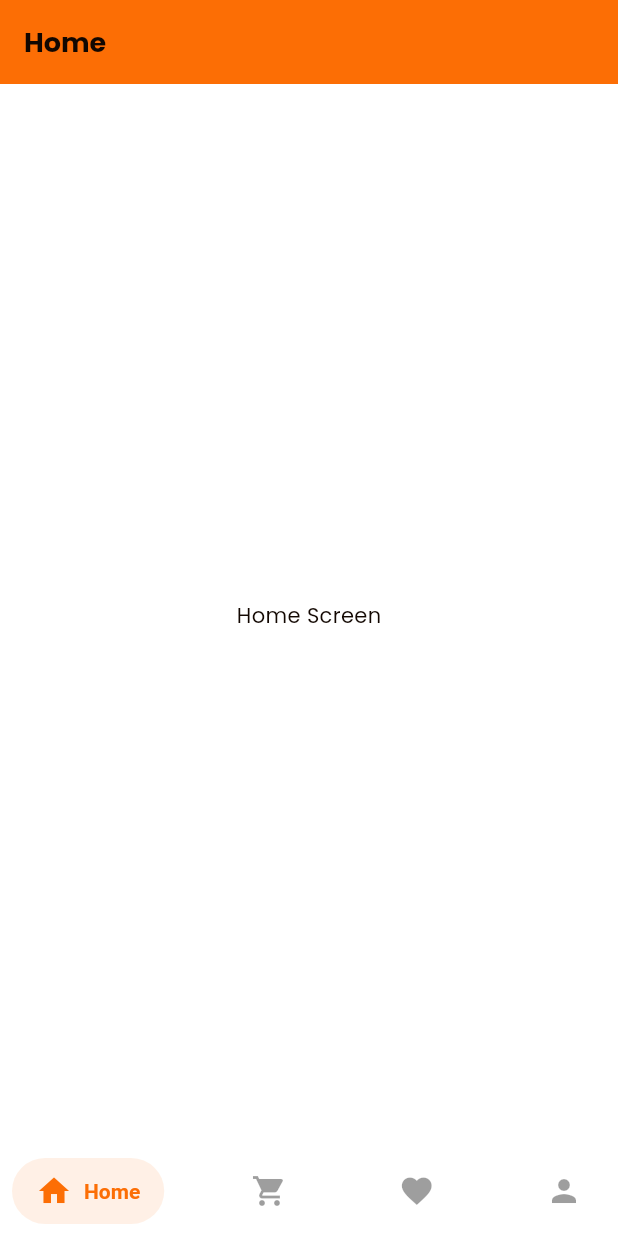
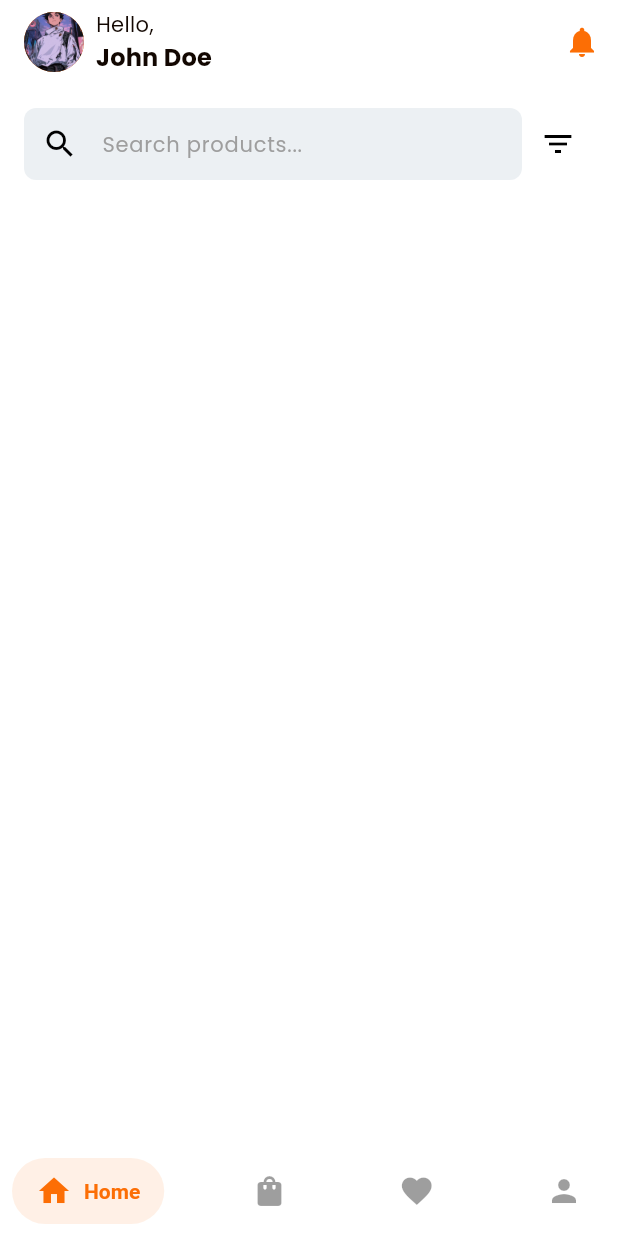
Before and after one commit to GitheTrunk/grocery, a Flutter app: the screen it shows after launch, on a phone screen of 412 x 824 dp. Run offline on Flutter 3.47's test engine with Material 3 defaults, Android fonts, the light colour scheme and no system bars; drawn by our look-alikes of salomon_bottom_bar; our stand-ins replace get, google_fonts.

Commit message:
add update NavBar and custom app_bar

```diff
--- a/lib/views/home_screen.dart
+++ b/lib/views/home_screen.dart
@@ -1,16 +1,52 @@
 import 'package:flutter/material.dart';
+import 'package:grocery/widgets/appbar/custom_appbar.dart';
+import 'package:grocery/widgets/appbar/search_bar.dart' as custom;
 
-class HomeScreen extends StatelessWidget {
+class HomeScreen extends StatefulWidget {
   const HomeScreen({super.key});
+
+  @override
+  State<HomeScreen> createState() => _HomeScreenState();
+}
+
+class _HomeScreenState extends State<HomeScreen> {
+  String _searchText = '';
+  bool _isFiltered = false;
+
+  void _onSearchChanged(String value) {
+    setState(() {
+      _searchText = value;
+    });
+  }
+
+  void _onFilterTap() {
+    setState(() {
+      _isFiltered = !_isFiltered;
+    });
+  }
 
   @override
   Widget build(BuildContext context) {
     return Scaffold(
-      appBar: AppBar(
-        title: const Text('Home'),
-        shadowColor: ThemeData().shadowColor,
+      body: CustomScrollView(
+        slivers: [
+          CustomAppBar(
+            onNotificationTap: () {
+              Navigator.pushNamed(context, '/notifications');
+            },
+          ),
+          SliverToBoxAdapter(
+            child: Padding(
+              padding: const EdgeInsets.all(16.0),
+              child: custom.SearchBar(
+                hintText: 'Search products...',
+                onSearchChanged: _onSearchChanged,
+                onFilterTap: _onFilterTap,
+              ),
+            ),
+          ),
+        ],
       ),
-      body: const Center(child: Text('Home Screen')),
     );
   }
 }
--- /dev/null
+++ b/lib/widgets/appbar/search_bar.dart
@@ -0,0 +1,45 @@
+import 'package:flutter/material.dart';
+
+class SearchBar extends StatelessWidget {
+  final String hintText;
+  final ValueChanged<String>? onSearchChanged;
+  final VoidCallback? onFilterTap;
+  const SearchBar({
+    super.key,
+    this.hintText = 'Search ...',
+    this.onSearchChanged,
+    this.onFilterTap,
+  });
+
+  @override
+  Widget build(BuildContext context) {
+    return Row(
+      children: [
+        Expanded(
+          child: TextField(
+            onChanged: onSearchChanged,
+            decoration: InputDecoration(
+              hintText: hintText,
+              prefixIcon: const Icon(Icons.search),
+              border: OutlineInputBorder(
+                borderRadius: BorderRadius.circular(8.0),
+                borderSide: BorderSide.none,
+              ),
+              filled: true,
+              fillColor: Theme.of(context).searchViewTheme.backgroundColor,
+              contentPadding: const EdgeInsets.symmetric(
+                vertical: 0,
+                horizontal: 16,
+              ),
+            ),
+          ),
+        ),
+        if (onFilterTap != null)
+          IconButton(
+            icon: const Icon(Icons.filter_list),
+            onPressed: onFilterTap,
+          ),
+      ],
+    );
+  }
+}
--- a/lib/widgets/bottom_navbar.dart
+++ b/lib/widgets/bottom_navbar.dart
@@ -20,7 +20,7 @@ class BottomNavBar extends StatelessWidget {
       items: [
         SalomonBottomBarItem(icon: Icon(Icons.home), title: Text('Home')),
         SalomonBottomBarItem(
-          icon: Icon(Icons.shopping_cart),
+          icon: Icon(Icons.shopping_bag),
           title: Text('My Cart'),
         ),
         SalomonBottomBarItem(
--- /dev/null
+++ b/lib/widgets/user_profile.dart
@@ -0,0 +1,41 @@
+import 'package:flutter/material.dart';
+
+class UserProfile extends StatelessWidget {
+  const UserProfile({super.key});
+
+  @override
+  Widget build(BuildContext context) {
+    return Row(
+      mainAxisSize: MainAxisSize.min,
+      children: [
+        GestureDetector(
+          onTap: () {
+            Navigator.pushNamed(context, '/profile');
+          },
+          child: const CircleAvatar(
+            radius: 20,
+            backgroundImage: AssetImage('assets/images/profile/pf2.jpg'),
+          ),
+        ),
+        const SizedBox(width: 8),
+        Flexible(
+          child: Column(
+            mainAxisSize: MainAxisSize.min,
+            crossAxisAlignment: CrossAxisAlignment.start,
+            children: [
+              Text('Hello,', style: Theme.of(context).textTheme.bodyMedium),
+              Text(
+                'John Doe',
+                style: Theme.of(
+                  context,
+                ).textTheme.titleMedium?.copyWith(fontWeight: FontWeight.bold),
+                overflow: TextOverflow.ellipsis,
+                maxLines: 1,
+              ),
+            ],
+          ),
+        ),
+      ],
+    );
+  }
+}
--- a/pubspec.yaml
+++ b/pubspec.yaml
@@ -33,6 +33,7 @@ flutter:
   assets:
     - assets/images/logo/
     - assets/images/illustrations/
+    - assets/images/profile/
     - assets/fonts/
 
   fonts:
```
Also changed, not shown: lib/widgets/appbar/custom_appbar.dart (added, +31 -0 lines), assets/images/profile/pf.jpg (added), assets/images/profile/pf2.jpg (added).
